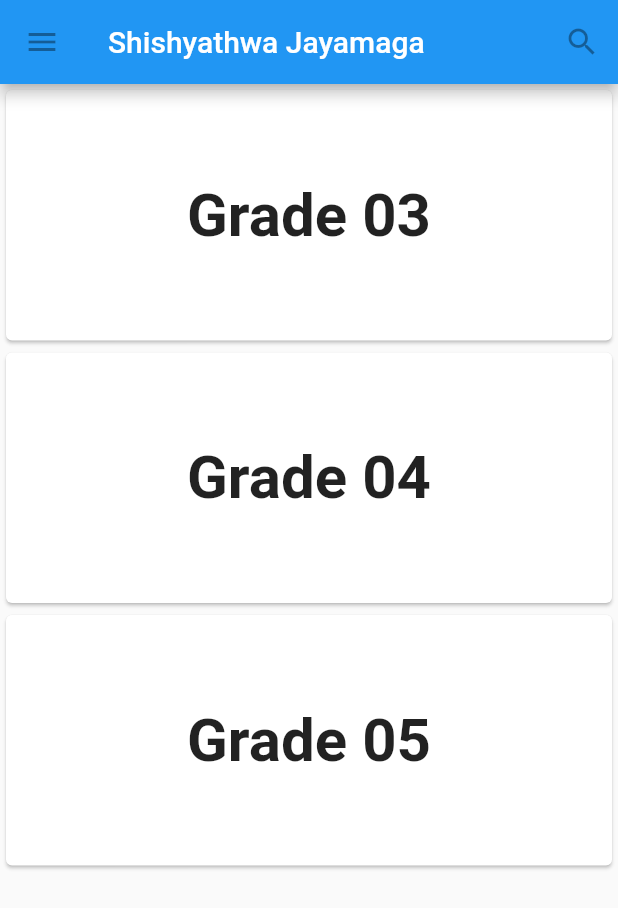
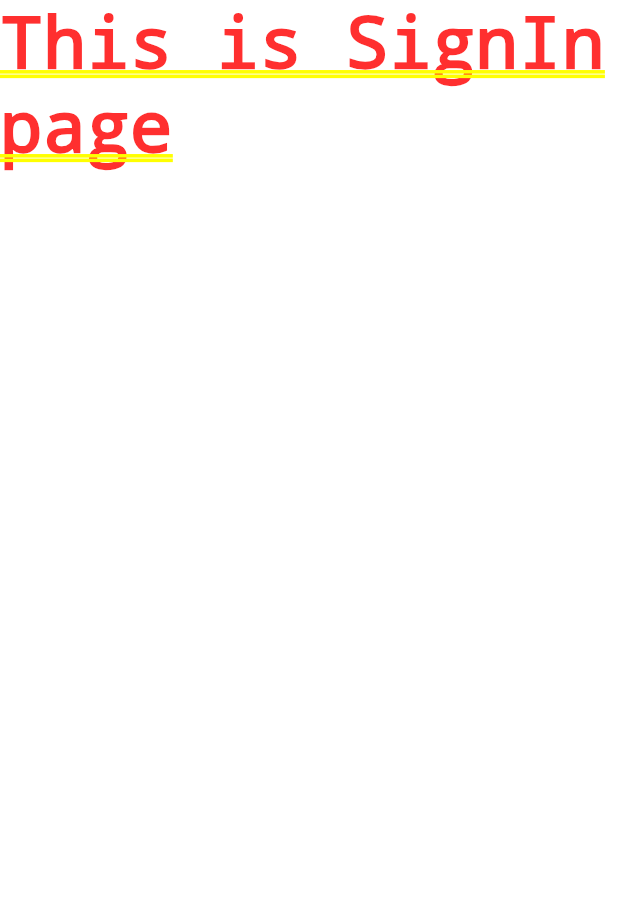
Before and after one commit to oshadaamila/Jayamaga, a Flutter app: the screen it shows after launch, on a phone screen of 412 x 824 dp. Shown: the top 908 px of the screen. Run offline on Flutter 3.47's test engine with Material 2 defaults, Android fonts, the phone set to English and light mode, and no system bars; our stand-ins replace firebase_auth, firebase_core; accounts and stored records are empty.

Commit message:
creates folder structure

```diff
--- /dev/null
+++ b/lib/Welcome.dart
@@ -0,0 +1,17 @@
+import 'package:flutter/cupertino.dart';
+import 'package:jayamaga/models/User.dart';
+import 'package:jayamaga/screens/authenticate/SignIn.dart';
+import 'package:jayamaga/screens/home/home.dart';
+import 'package:provider/provider.dart';
+
+class Welcome extends StatelessWidget {
+  @override
+  Widget build(BuildContext context) {
+    final user = Provider.of<User>(context);
+    if (user == null) {
+      return SignIn();
+    } else {
+      return Home();
+    }
+  }
+}
--- a/lib/main.dart
+++ b/lib/main.dart
@@ -1,6 +1,15 @@
+import 'package:firebase_core/firebase_core.dart';
 import 'package:flutter/material.dart';
+import 'package:jayamaga/Welcome.dart';
+import 'package:jayamaga/services/AuthService.dart';
+import 'package:provider/provider.dart';
 
-void main() {
+import 'models/User.dart';
+
+void main() async {
+  // Fix for: Unhandled Exception: ServicesBinding.defaultBinaryMessenger was accessed before the binding was initialized.
+  WidgetsFlutterBinding.ensureInitialized();
+  await Firebase.initializeApp();
   runApp(MaterialApp(
     title: 'Shishyathwa Jayamaga',
     home: TutorialHome(),
@@ -10,74 +19,10 @@ void main() {
 class TutorialHome extends StatelessWidget {
   @override
   Widget build(BuildContext context) {
-    // Scaffold is a layout for the major Material Components.
-    return Scaffold(
-        appBar: AppBar(
-          leading: IconButton(
-            icon: Icon(Icons.menu),
-            tooltip: 'Navigation menu',
-            onPressed: null,
-          ),
-          title: Text('Shishyathwa Jayamaga'),
-          actions: <Widget>[
-            IconButton(
-              icon: Icon(Icons.search),
-              tooltip: 'Search',
-              onPressed: null,
-            ),
-          ],
-        ),
-        // body is the majority of the screen.
-        body: Column(
-          crossAxisAlignment: CrossAxisAlignment.stretch,
-          children: [
-            Container(
-                height: 175,
-                child: Card(
-                    child: Center(
-                  child: Text("Grade 03",
-                      style: TextStyle(
-                          fontSize: 40.0, fontWeight: FontWeight.bold)),
-                ))),
-            Container(
-                height: 175,
-                child: Card(
-                    child: Center(
-                  child: Text("Grade 04",
-                      style: TextStyle(
-                          fontSize: 40.0, fontWeight: FontWeight.bold)),
-                ))),
-            Container(
-                height: 175,
-                child: Card(
-                    child: Center(
-                  child: Text("Grade 05",
-                      style: TextStyle(
-                          fontSize: 40.0, fontWeight: FontWeight.bold)),
-                )))
-          ],
-        ));
-  }
-}
-
-class MyButton extends StatelessWidget {
-  @override
-  Widget build(BuildContext context) {
-    return GestureDetector(
-      onTap: () {
-        print('MyButton was tapped!');
-      },
-      child: Container(
-        height: 36.0,
-        padding: const EdgeInsets.all(8.0),
-        margin: const EdgeInsets.symmetric(horizontal: 8.0),
-        decoration: BoxDecoration(
-          borderRadius: BorderRadius.circular(5.0),
-          color: Colors.lightGreen[500],
-        ),
-        child: Center(
-          child: Text('Engage'),
-        ),
+    return StreamProvider<User>.value(
+      value: AuthService().user,
+      child: MaterialApp(
+        home: Welcome(),
       ),
     );
   }
--- /dev/null
+++ b/lib/models/Child.dart
@@ -0,0 +1,6 @@
+class Child {
+  final String name;
+  final int grade;
+
+  Child(this.name, this.grade);
+}
--- /dev/null
+++ b/lib/models/User.dart
@@ -0,0 +1,5 @@
+class User {
+  final String uid;
+
+  User({this.uid});
+}
--- /dev/null
+++ b/lib/screens/authenticate/SignIn.dart
@@ -0,0 +1,8 @@
+import 'package:flutter/material.dart';
+
+class SignIn extends StatelessWidget {
+  @override
+  Widget build(BuildContext context) {
+    return Container(child: Text("This is SignIn page"));
+  }
+}
--- /dev/null
+++ b/lib/services/AuthService.dart
@@ -0,0 +1,21 @@
+import 'package:firebase_auth/firebase_auth.dart' as auth;
+import 'package:jayamaga/models/User.dart' as model;
+
+class AuthService {
+  final auth.FirebaseAuth _auth = auth.FirebaseAuth.instance;
+
+  //create user obj from firebase user
+  model.User _userFromFirebaseUser(auth.User user) {
+    if (user != null) {
+      return model.User(uid: user.uid);
+    } else {
+      return null;
+    }
+  }
+
+  Stream<model.User> get user {
+    return _auth
+        .authStateChanges()
+        .map((auth.User user) => _userFromFirebaseUser(user));
+  }
+}
--- a/pubspec.yaml
+++ b/pubspec.yaml
@@ -24,6 +24,8 @@ dependencies:
   flutter:
     sdk: flutter
   firebase_core: "0.5.3"
+  firebase_auth: "^0.18.4"
+  provider: ^4.3.2+3
 
 
   # The following adds the Cupertino Icons font to your application.
```
Also changed, not shown: lib/screens/home/home.dart (added, +13 -0 lines), lib/screens/authenticate/SignUp.dart (added), pubspec.lock.
